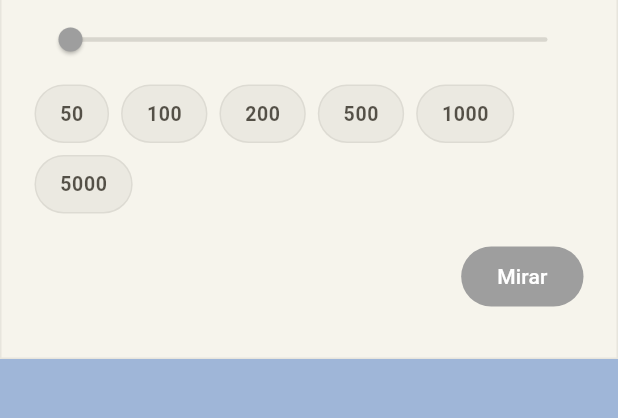
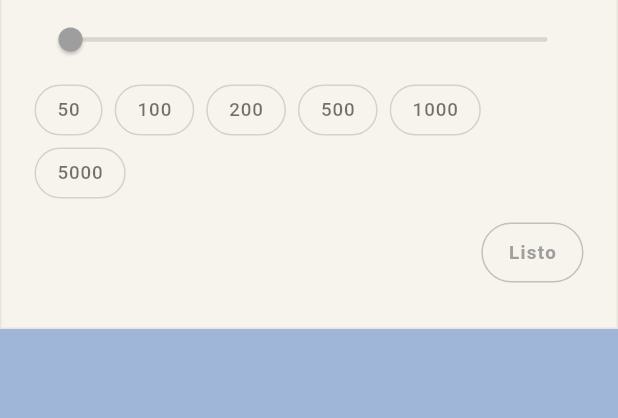
Before and after one commit to BrunoGoat/the-wall, a Flutter app: the DebugSheet widget shown alone on an empty page, opened directly with empty values, on a phone screen of 412 x 824 dp, the part 196-614 px from its top. Run offline on Flutter 3.47's test engine with Material 3 defaults, Android fonts, the phone set to English and light mode, and no system bars; our stand-ins replace audioplayers, shared_preferences; accounts and stored records are empty.

Commit message:
Que la vista a futuro deje ver la muralla mientras se mueve el deslizador
Sin velo detrás de la hoja, y los botones son una palabra y una línea fina en
vez de una píldora rellena.

Co-Authored-By: Claude Opus 5 <noreply@anthropic.com>
Claude-Session: https://claude.ai/code/session_01Fa4yrMpud9wiHg23Qe75CA

```diff
--- a/lib/ui/debug_sheet.dart
+++ b/lib/ui/debug_sheet.dart
@@ -120,29 +120,71 @@ class _DebugSheetState extends State<DebugSheet> {
                 ),
             ],
           ),
-          const SizedBox(height: 18),
+          const SizedBox(height: 16),
           Row(
             children: [
               if (layoutReady)
-                TextButton.icon(
-                  onPressed: () {
+                _Quiet(
+                  theme: t,
+                  label: 'Volver a la mía',
+                  onTap: () {
                     widget.store.setPreview(null);
                     Sensory.instance.tick();
                     Navigator.of(context).pop();
                   },
-                  icon: Icon(Icons.undo, size: 17, color: t.fgSoft),
-                  label: Text('Volver a la mía',
-                      style: TextStyle(color: t.fgSoft)),
                 ),
               const Spacer(),
-              FilledButton(
-                style: FilledButton.styleFrom(backgroundColor: t.accent),
-                onPressed: () => Navigator.of(context).pop(),
-                child: const Text('Mirar'),
+              _Quiet(
+                theme: t,
+                label: 'Listo',
+                accent: true,
+                onTap: () => Navigator.of(context).pop(),
               ),
             ],
           ),
         ],
+      ),
+    );
+  }
+}
+
+/// A button that is a word and a hairline. Nothing here should shout: the
+/// wall behind is what you came to look at.
+class _Quiet extends StatelessWidget {
+  const _Quiet({
+    required this.theme,
+    required this.label,
+    required this.onTap,
+    this.accent = false,
+  });
+
+  final UiTheme theme;
+  final String label;
+  final VoidCallback onTap;
+  final bool accent;
+
+  @override
+  Widget build(BuildContext context) {
+    final t = theme;
+    final c = accent ? t.accent : t.fgSoft;
+    return GestureDetector(
+      onTap: onTap,
+      behavior: HitTestBehavior.opaque,
+      child: Container(
+        padding: const EdgeInsets.symmetric(horizontal: 17, vertical: 10),
+        decoration: BoxDecoration(
+          borderRadius: BorderRadius.circular(20),
+          border: Border.all(color: c.withValues(alpha: accent ? 0.6 : 0.28)),
+        ),
+        child: Text(
+          label,
+          style: TextStyle(
+            color: c,
+            fontSize: 12.5,
+            letterSpacing: 0.9,
+            fontWeight: FontWeight.w600,
+          ),
+        ),
       ),
     );
   }
@@ -167,23 +209,25 @@ class _Chip extends StatelessWidget {
     return GestureDetector(
       onTap: onTap,
       child: Container(
-        padding: const EdgeInsets.symmetric(horizontal: 16, vertical: 9),
+        padding: const EdgeInsets.symmetric(horizontal: 14, vertical: 7),
         decoration: BoxDecoration(
           color: selected
-              ? t.accent.withValues(alpha: 0.18)
-              : t.fg.withValues(alpha: 0.05),
+              ? t.accent.withValues(alpha: 0.13)
+              : Colors.transparent,
           borderRadius: BorderRadius.circular(20),
           border: Border.all(
-            color: selected ? t.accent.withValues(alpha: 0.7) : t.stroke,
+            color: selected
+                ? t.accent.withValues(alpha: 0.6)
+                : t.fg.withValues(alpha: 0.16),
           ),
         ),
         child: Text(
           label,
           style: TextStyle(
-            color: selected ? t.accent : t.fg.withValues(alpha: 0.75),
-            fontSize: 13,
-            fontWeight: FontWeight.w600,
-            letterSpacing: 0.4,
+            color: selected ? t.accent : t.fg.withValues(alpha: 0.62),
+            fontSize: 12.5,
+            fontWeight: FontWeight.w500,
+            letterSpacing: 0.6,
           ),
         ),
       ),
--- a/lib/ui/journey_sheet.dart
+++ b/lib/ui/journey_sheet.dart
@@ -321,6 +321,9 @@ class _DebugEntry extends StatelessWidget {
         showModalBottomSheet<void>(
           context: nav.context,
           backgroundColor: Colors.transparent,
+          // No scrim: the whole point is watching the wall change behind the
+          // slider, and a dimmed scene defeats it.
+          barrierColor: Colors.transparent,
           isScrollControlled: true,
           builder: (_) => DebugSheet(store: store, theme: t),
         );
```
